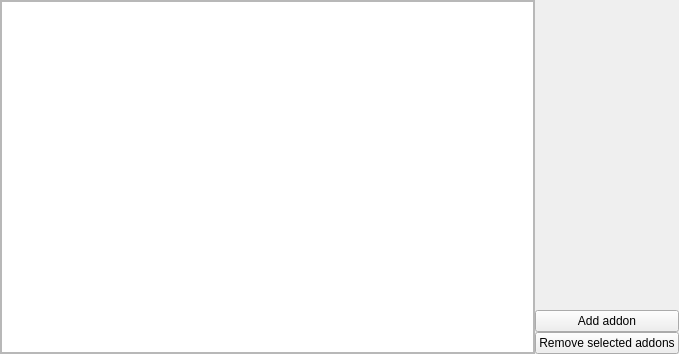
The window that gui/mozregui/ui/addons_editor.ui (mozilla/mozregression) describes before a commit, drawn with Qt 5.
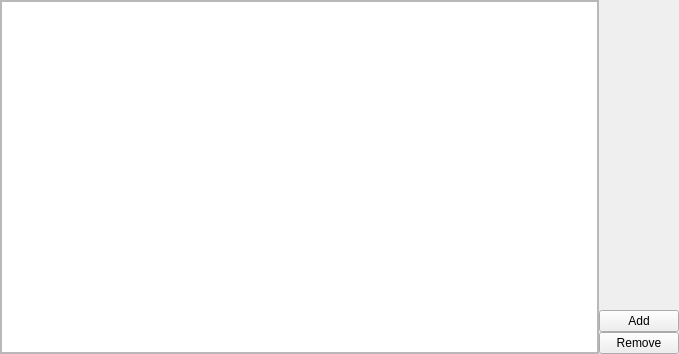
The same window after the commit.

The edit to the form file:
```diff
--- a/gui/mozregui/ui/addons_editor.ui
+++ b/gui/mozregui/ui/addons_editor.ui
@@ -39,7 +39,7 @@
        <rect>
         <x>0</x>
         <y>0</y>
-        <width>492</width>
+        <width>586</width>
         <height>352</height>
        </rect>
       </property>
@@ -84,14 +84,14 @@
      <item>
       <widget class="QPushButton" name="add_addon">
        <property name="text">
-        <string>Add addon</string>
+        <string>Add</string>
        </property>
       </widget>
      </item>
      <item>
       <widget class="QPushButton" name="remove_addon">
        <property name="text">
-        <string>Remove selected addons</string>
+        <string>Remove</string>
        </property>
       </widget>
      </item>
```
